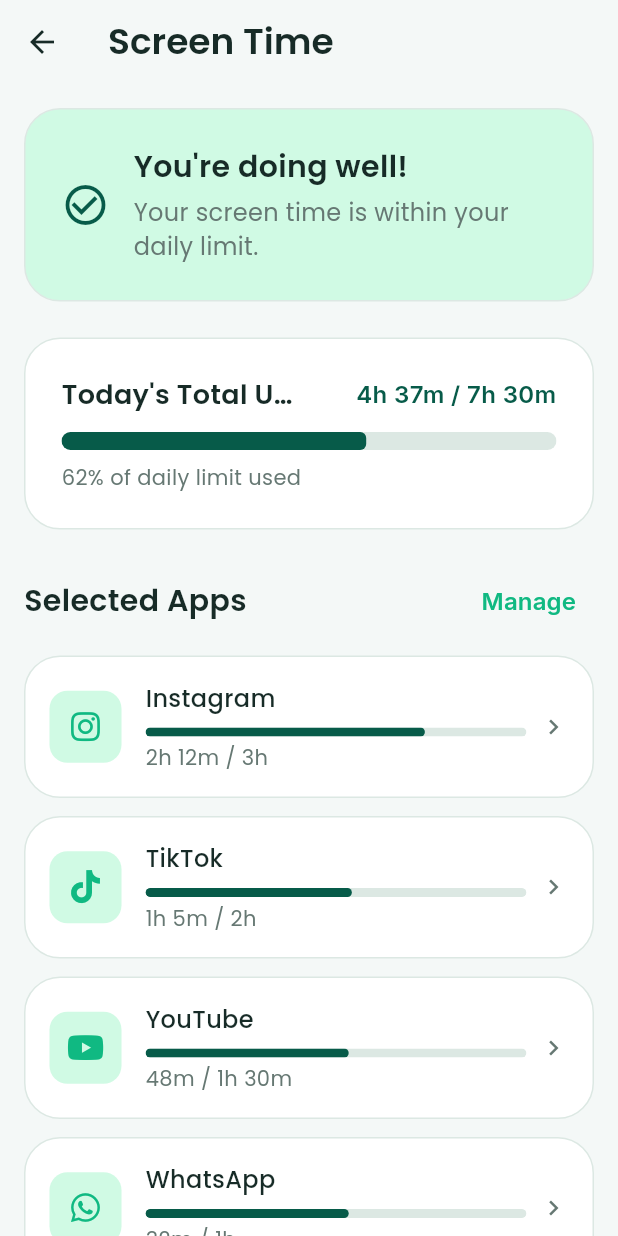
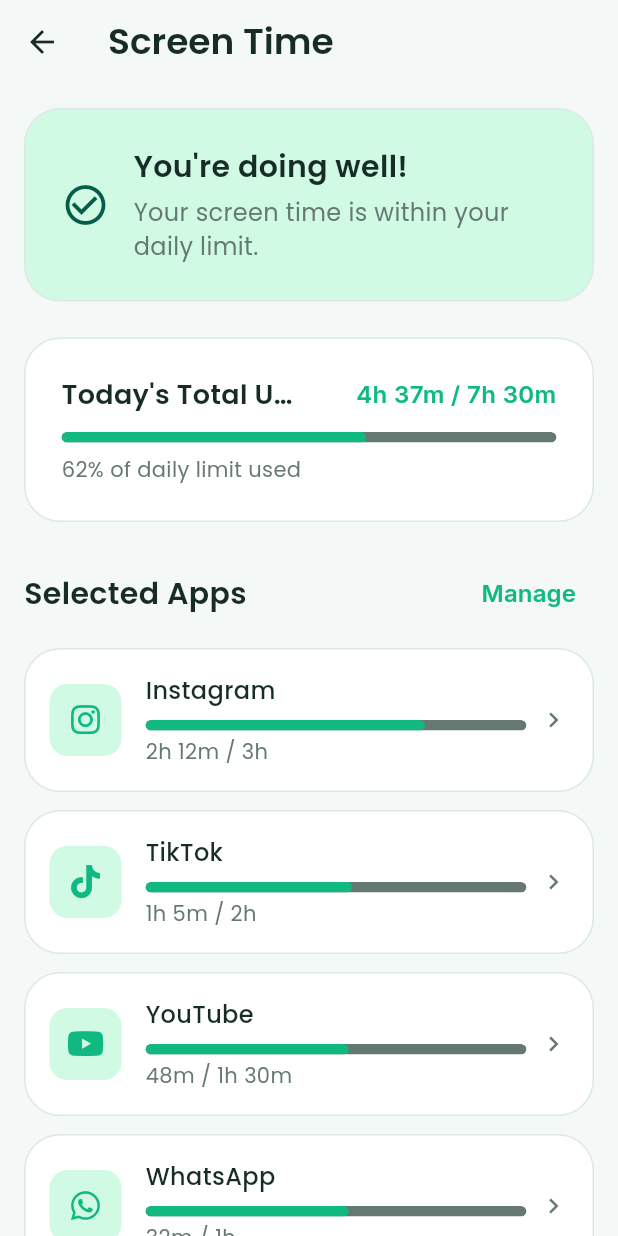
Before and after one commit to hassanmehmood2511/digital-wellbeing-app, a Flutter app: the UsageOverviewScreen screen opened directly, on a phone screen of 412 x 824 dp. Run offline on Flutter 3.47's test engine with Material 3 defaults, Android fonts, the phone set to English and light mode, and no system bars; our stand-ins replace country_picker, font_awesome_flutter, google_fonts, shared_preferences, supabase_flutter; accounts and stored records are empty.

Commit message:
update UI

```diff
--- /dev/null
+++ b/lib/core/widgets/behtar_progress_bar.dart
@@ -0,0 +1,46 @@
+import 'package:flutter/material.dart';
+
+import '../theme/app_colors.dart';
+import '../theme/app_spacing.dart';
+
+/// The single progress bar style used across Behtar.
+///
+/// Matches the bar on the Habits screen: 7px tall, sage track, primary
+/// green fill and soft rounded corners. Use this everywhere a linear
+/// progress bar is needed so every screen stays visually consistent.
+class BehtarProgressBar extends StatelessWidget {
+  const BehtarProgressBar({
+    super.key,
+    required this.value,
+    this.color = AppColors.primary,
+    this.height = 7,
+    this.semanticsLabel,
+  });
+
+  /// Progress from 0.0 to 1.0. Values outside the range are clamped.
+  final double value;
+
+  /// Fill colour. Defaults to the primary green; pass a status colour
+  /// (warning / error) only when the bar needs to signal a limit.
+  final Color color;
+
+  final double height;
+  final String? semanticsLabel;
+
+  @override
+  Widget build(BuildContext context) {
+    final double safeValue =
+        value.isNaN ? 0.0 : value.clamp(0.0, 1.0).toDouble();
+
+    return ClipRRect(
+      borderRadius: BorderRadius.circular(AppSpacing.radiusSmall),
+      child: LinearProgressIndicator(
+        value: safeValue,
+        minHeight: height,
+        backgroundColor: AppColors.sage,
+        valueColor: AlwaysStoppedAnimation<Color>(color),
+        semanticsLabel: semanticsLabel,
+      ),
+    );
+  }
+}
--- a/lib/features/digital_wellbeing/screens/usage_overview_screen.dart
+++ b/lib/features/digital_wellbeing/screens/usage_overview_screen.dart
@@ -6,6 +6,7 @@
 import 'app_usage_detail_screen.dart';
 import 'tracked_apps_screen.dart';
 import 'package:font_awesome_flutter/font_awesome_flutter.dart';
+import 'package:digital_wellbeing_app/core/widgets/behtar_progress_bar.dart';
 
 class UsageOverviewScreen extends StatefulWidget {
   const UsageOverviewScreen({super.key});
@@ -98,7 +99,7 @@
   Widget _buildLiveUsageBar(int totalUsage, int totalLimit, double percentage) {
     final Color barColor = percentage >= 1.0
         ? AppColors.error
-        : (percentage >= 0.8 ? AppColors.warning : AppColors.secondary);
+        : (percentage >= 0.8 ? AppColors.warning : AppColors.primary);
 
     return Container(
       padding: const EdgeInsets.all(24),
@@ -139,14 +140,10 @@
             ],
           ),
           const SizedBox(height: 12),
-          ClipRRect(
-            borderRadius: BorderRadius.circular(8),
-            child: LinearProgressIndicator(
-              value: percentage.clamp(0.0, 1.0),
-              backgroundColor: AppColors.border,
-              valueColor: AlwaysStoppedAnimation<Color>(barColor),
-              minHeight: 12,
-            ),
+          BehtarProgressBar(
+            value: percentage,
+            color: barColor,
+            semanticsLabel: 'Total daily usage',
           ),
           const SizedBox(height: 8),
           Text(
@@ -222,7 +219,7 @@
     final percentage = limitMinutes > 0 ? (usageMinutes / limitMinutes) : 0.0;
     final Color indicatorColor = percentage >= 1.0
         ? AppColors.error
-        : (percentage >= 0.8 ? AppColors.warning : AppColors.secondary);
+        : (percentage >= 0.8 ? AppColors.warning : AppColors.primary);
 
     final appData = AppUsage(
       appName: appName,
@@ -328,14 +325,10 @@
                     ],
                   ),
                   const SizedBox(height: 8),
-                  ClipRRect(
-                    borderRadius: BorderRadius.circular(4),
-                    child: LinearProgressIndicator(
-                      value: percentage.clamp(0.0, 1.0),
-                      backgroundColor: AppColors.border,
-                      valueColor: AlwaysStoppedAnimation<Color>(indicatorColor),
-                      minHeight: 6,
-                    ),
+                  BehtarProgressBar(
+                    value: percentage,
+                    color: indicatorColor,
+                    semanticsLabel: '$appName usage',
                   ),
                   const SizedBox(height: 4),
                   Text(
```
Also changed, not shown: lib/features/challenges/widgets/challenge_widgets.dart (+4 -8 lines), lib/features/habits/presentation/widgets/habit_card.dart (+2 -13 lines), lib/features/home/home_dashboard_screen.dart (+3 -5 lines), lib/features/rewards/progress_screen.dart (+2 -9 lines), lib/main.dart (+34 -29 lines), 2 other files.
